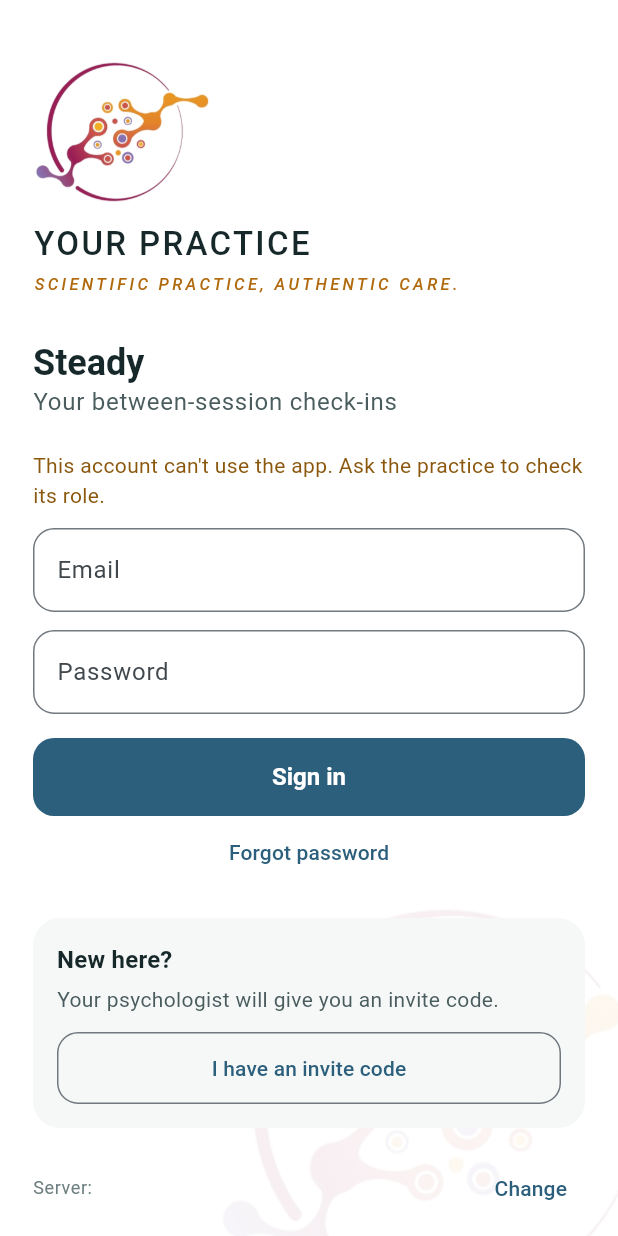
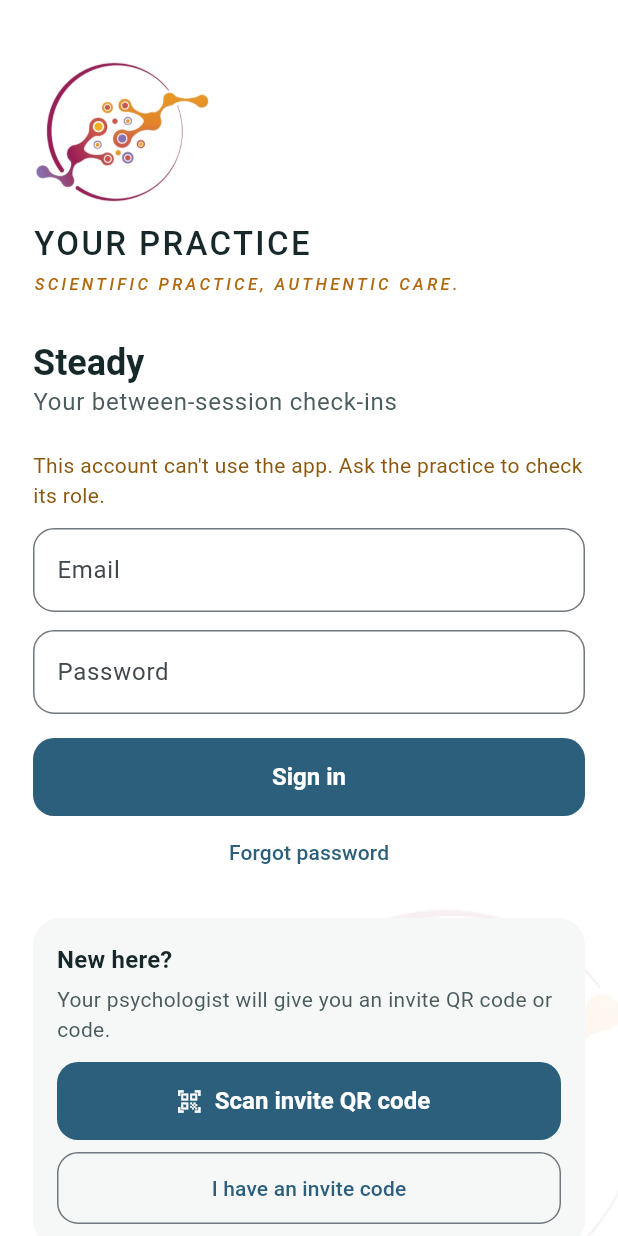
Before and after one commit to OpenWorksIT/steady, a Flutter app: the SignInScreen screen opened directly, on a phone screen of 412 x 824 dp. Run offline on Flutter 3.47's test engine with Material 3 defaults, Android fonts, the phone set to English and light mode, and no system bars; our stand-ins replace file_picker, flutter_local_notifications, flutter_secure_storage, pocketbase, qr_flutter; missing offline and left inert: flutter_zxing, health, unifiedpush; accounts and stored records are empty; network calls fail.

Commit message:
Invite QR codes; psychologists see the name they chose
- The invite dialog shows a QR code (https://<server>/?invite=<code>). On Android the
  patient taps 'Scan invite QR code' on the first screen: Steady asks to connect to that
  server, then opens the join form with the code filled in. On iPhone the camera opens
  the web app with the code filled in. Scanning uses ZXing (no Google services); the
  camera is used for nothing else and the microphone permission is removed.
- The name typed when creating an invite is what the psychologist sees (list, detail,
  notifications); the patient's own name is what the app calls them. Stored in a hidden
  field patients can't read or change; existing patients get it from their invite.
  Psychologists can rename a patient (Rename in the patient menu).

Co-Authored-By: Claude Opus 5.5 <noreply@anthropic.com>
Claude-Session: https://claude.ai/code/session_01FfHH8YegAWm27NVJtDGGva

```diff
--- a/app/lib/app_state.dart
+++ b/app/lib/app_state.dart
@@ -1,6 +1,7 @@
 // SPDX-License-Identifier: AGPL-3.0-or-later
 import 'dart:async';
 
+import 'package:flutter/foundation.dart';
 import 'package:flutter/widgets.dart';
 import 'package:flutter_secure_storage/flutter_secure_storage.dart';
 
@@ -15,6 +16,9 @@ class AppState extends ChangeNotifier {
   AppConfig config = AppConfig.fallback();
   bool pushEnabled = false;
   bool privacyAcknowledged = false;
+
+  /// An invite code the app was opened with, waiting for the join screen.
+  String? pendingInvite;
   String _privacyAckAt = '';
   final _storage = const FlutterSecureStorage();
   AppState(this.api);
@@ -23,6 +27,11 @@ class AppState extends ChangeNotifier {
 
   /// Reads what this phone has already acknowledged. Call before the first frame.
   Future<void> loadLocal() async {
+    // the web app opened from an invite QR code: https://<server>/?invite=<code>
+    if (kIsWeb) {
+      final code = Uri.base.queryParameters['invite'];
+      if (code != null && code.trim().isNotEmpty) pendingInvite = code.trim();
+    }
     try {
       final v = await _storage.read(key: _privacyKey);
       if (v != null && v.startsWith('$privacyNoticeVersion|')) {
--- a/app/lib/models.dart
+++ b/app/lib/models.dart
@@ -392,7 +392,8 @@ class Biometrics {
 }
 
 class PatientSummary {
-  final String id, name;
+  /// [name] is what the psychologist calls the patient; [selfName] is the patient's own.
+  final String id, name, selfName;
   final bool active;
   final DateTime? lastCheckinAt;
   final int? lastMood;
@@ -403,6 +404,7 @@ class PatientSummary {
   PatientSummary({
     required this.id,
     required this.name,
+    this.selfName = '',
     required this.active,
     required this.lastCheckinAt,
     required this.lastMood,
@@ -419,6 +421,7 @@ class PatientSummary {
     return PatientSummary(
       id: '${j['id']}',
       name: '${j['name'] ?? ''}',
+      selfName: '${j['selfName'] ?? ''}',
       active: j['active'] == true,
       lastCheckinAt: fromMs(last['ts']),
       lastMood: (last['mood'] as num?)?.toInt(),
--- a/app/lib/services/api.dart
+++ b/app/lib/services/api.dart
@@ -26,6 +26,21 @@ String? normaliseServerUrl(String input) {
   final path = u.path.replaceAll(RegExp(r'/+$'), '');
   return '${u.scheme}://${u.host}${u.hasPort ? ':${u.port}' : ''}$path';
 }
+
+/// Reads an invite QR code: `https://<server>/?invite=<code>`. Returns the server address
+/// and the 8-character code, or null if it isn't a Steady invite.
+({String server, String code})? parseInviteLink(String raw) {
+  final u = Uri.tryParse(raw.trim());
+  if (u == null || u.host.isEmpty || !(u.scheme == 'https' || u.scheme == 'http')) return null;
+  final code = (u.queryParameters['invite'] ?? '').toUpperCase().replaceAll(RegExp(r'[^A-Z0-9]'), '');
+  if (code.length != 8) return null;
+  final server = normaliseServerUrl('${u.scheme}://${u.host}${u.hasPort ? ':${u.port}' : ''}${u.path}');
+  return server == null ? null : (server: server, code: code);
+}
+
+/// The link an invite QR code carries; the web app opens it with the code filled in.
+String inviteLink(String serverUrl, String code) =>
+    '${serverUrl.replaceAll(RegExp(r'/+$'), '')}/?invite=${code.toUpperCase().replaceAll(RegExp(r'[^A-Z0-9]'), '')}';
 
 /// Turns any error into a sentence a person can act on.
 String errorText(Object error) {
@@ -333,6 +348,12 @@ class Api {
     return (code: '${res['code']}', expires: fromMs(res['expiresAt']) ?? DateTime.now());
   }
 
+  /// Renames a patient on the psychologist's screens; returns the name now shown.
+  Future<String> setPatientLabel(String id, String label) async {
+    final res = await pb.send<Map<String, dynamic>>('/api/steady/patients/$id/label', method: 'POST', body: {'label': label});
+    return '${res['name'] ?? label}';
+  }
+
   Future<void> deactivatePatient(String id) => pb.send('/api/steady/patients/$id/deactivate', method: 'POST');
 
   Future<String> createInstrument(Map<String, dynamic> definition) async {
--- /dev/null
+++ b/app/lib/ui/auth/invite_flow.dart
@@ -0,0 +1,68 @@
+// SPDX-License-Identifier: AGPL-3.0-or-later
+import 'package:flutter/material.dart';
+
+import '../../app_state.dart';
+import '../../services/api.dart';
+import '../widgets.dart';
+import 'invite_scan.dart';
+import 'join_screen.dart';
+
+export 'invite_scan.dart' show canScanInvites;
+
+/// Scan an invite QR: connect to the server it names (after asking), then open the join
+/// form with the code filled in.
+Future<void> scanAndJoin(BuildContext context) async {
+  final state = AppScope.of(context);
+  final nav = Navigator.of(context);
+  final raw = await scanInviteCode(context);
+  if (raw == null || !context.mounted) return;
+  final inv = parseInviteLink(raw);
+  if (inv == null) {
+    showSnack(context, "That QR code isn't a Steady invite. Ask your psychologist to show it again.");
+    return;
+  }
+  final api = state.api;
+  final current = normaliseServerUrl(api.serverUrl);
+  if (inv.server != current) {
+    if (api.serverLocked) {
+      showSnack(context, 'This invite is for a different practice server. Ask your psychologist for a new code.');
+      return;
+    }
+    final host = Uri.parse(inv.server).host;
+    final ok = await showDialog<bool>(
+      context: context,
+      builder: (c) => AlertDialog(
+        title: const Text('Connect to your practice?'),
+        content: Text('This invite connects Steady to $host. Only continue if your psychologist gave you this code.'),
+        actions: [
+          TextButton(onPressed: () => Navigator.pop(c, false), child: const Text('Cancel')),
+          FilledButton(onPressed: () => Navigator.pop(c, true), child: const Text('Connect')),
+        ],
+      ),
+    );
+    if (ok != true || !context.mounted) return;
+    try {
+      await state.setServer(inv.server);
+    } catch (e) {
+      if (context.mounted) showSnack(context, errorText(e));
+      return;
+    }
+  }
+  await nav.push(MaterialPageRoute(builder: (_) => JoinScreen(initialCode: inv.code)));
+}
+
+/// "Scan invite QR" button, shown only where the app can scan.
+class ScanInviteButton extends StatelessWidget {
+  final bool primary;
+  const ScanInviteButton({this.primary = true, super.key});
+
+  @override
+  Widget build(BuildContext context) {
+    if (!canScanInvites) return const SizedBox.shrink();
+    const icon = Icon(Icons.qr_code_scanner);
+    const label = Text('Scan invite QR code');
+    return primary
+        ? FilledButton.icon(onPressed: () => scanAndJoin(context), icon: icon, label: label)
+        : OutlinedButton.icon(onPressed: () => scanAndJoin(context), icon: icon, label: label);
+  }
+}
--- /dev/null
+++ b/app/lib/ui/auth/invite_scan.dart
@@ -0,0 +1,5 @@
+// SPDX-License-Identifier: AGPL-3.0-or-later
+//
+// Scanning an invite QR code. The scanner (ZXing, no Google services) only exists in the
+// phone app; the web app gets the code from its own address instead (?invite=...).
+export 'invite_scan_stub.dart' if (dart.library.io) 'invite_scan_native.dart';
--- /dev/null
+++ b/app/lib/ui/auth/invite_scan_stub.dart
@@ -0,0 +1,6 @@
+// SPDX-License-Identifier: AGPL-3.0-or-later
+import 'package:flutter/widgets.dart';
+
+const bool canScanInvites = false;
+
+Future<String?> scanInviteCode(BuildContext context) async => null;
--- a/app/lib/ui/auth/sign_in_screen.dart
+++ b/app/lib/ui/auth/sign_in_screen.dart
@@ -5,6 +5,7 @@ import '../../app_state.dart';
 import '../../services/api.dart';
 import '../theme.dart';
 import '../widgets.dart';
+import 'invite_flow.dart';
 import 'join_screen.dart';
 import 'server_screen.dart';
 import '../brand.dart';
@@ -20,6 +21,20 @@ class _SignInScreenState extends State<SignInScreen> {
   final _email = TextEditingController();
   final _password = TextEditingController();
   String? _error;
+
+  @override
+  void initState() {
+    super.initState();
+    // opened from an invite link on the web: go straight to joining
+    WidgetsBinding.instance.addPostFrameCallback((_) {
+      if (!mounted) return;
+      final state = AppScope.of(context);
+      final code = state.pendingInvite;
+      if (code == null) return;
+      state.pendingInvite = null;
+      Navigator.of(context).push(MaterialPageRoute(builder: (_) => JoinScreen(initialCode: code)));
+    });
+  }
 
   @override
   void dispose() {
@@ -102,8 +117,9 @@ class _SignInScreenState extends State<SignInScreen> {
                 child: Column(crossAxisAlignment: CrossAxisAlignment.start, children: [
                   Text('New here?', style: context.tt.titleMedium),
                   const SizedBox(height: 4),
-                  Text('Your psychologist will give you an invite code.', style: TextStyle(color: context.sc.ink2)),
+                  Text('Your psychologist will give you an invite QR code or code.', style: TextStyle(color: context.sc.ink2)),
                   const SizedBox(height: 12),
+                  if (canScanInvites) ...[const ScanInviteButton(), const SizedBox(height: 8)],
                   OutlinedButton(
                     onPressed: () => Navigator.of(context).push(MaterialPageRoute(builder: (_) => const JoinScreen())),
                     child: const Text('I have an invite code'),
--- a/app/pubspec.yaml
+++ b/app/pubspec.yaml
@@ -20,6 +20,9 @@ dependencies:
   flutter_local_notifications: ^22.0.0
   # Reads watch data from Health Connect / Apple Health (MIT)
   health: ^13.3.2
+  # Invite QR codes: drawn for the psychologist (BSD-3), scanned by the patient with ZXing (MIT, no Google services)
+  qr_flutter: ^4.1.0
+  flutter_zxing: ^3.1.0
   # Clinicians upload questionnaire files (MIT)
   file_picker: ^13.1.0
   # iOS push bridge (in this repo)
```
Also changed, not shown: app/lib/ui/auth/invite_scan_native.dart (added, +57 -0 lines), app/lib/ui/auth/join_screen.dart (+9 -3 lines), app/lib/ui/auth/server_screen.dart (+10 -0 lines), app/lib/ui/clinician/patient_detail_screen.dart (+48 -4 lines), app/lib/ui/clinician/patients_screen.dart (+33 -7 lines), 7 other files.
